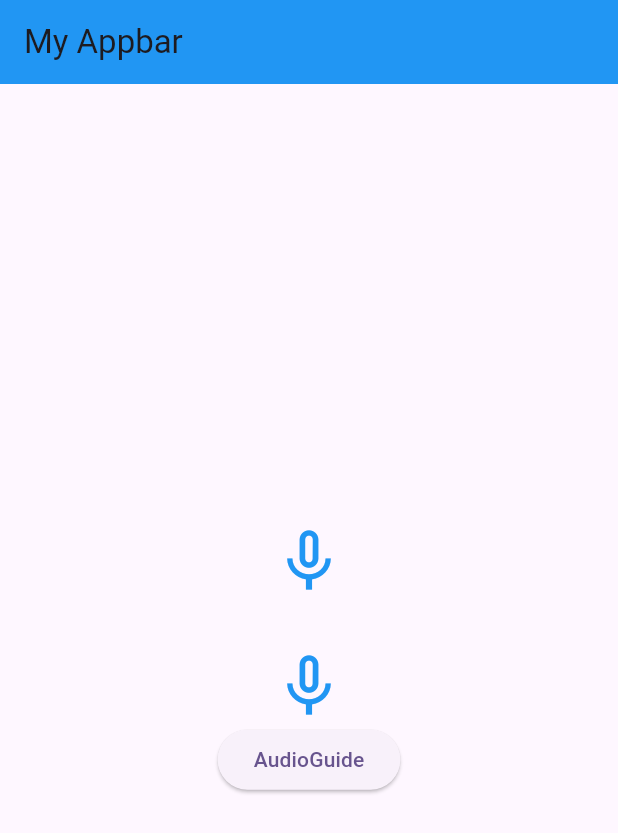
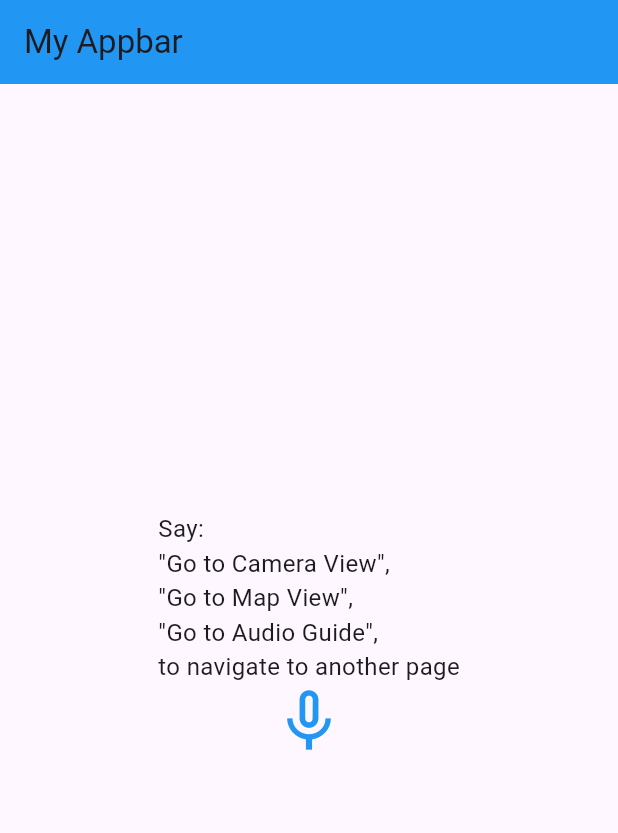
Before and after one commit to FP-CAPSTONE/AudioVision, a Flutter app: the screen it shows after launch, on a phone screen of 412 x 824 dp. Shown: the top 833 px of the screen. Run offline on Flutter 3.47's test engine with Material 3 defaults, Android fonts, the phone set to English and light mode, and no system bars; our stand-ins replace camera, flutter_dotenv, flutter_tts, get, google_maps_flutter, permission_handler and 2 more; missing offline and left inert: flutter_config, flutter_polyline_points, flutter_vision, google_place.

Commit message:
add speach to navigate to map guide screen

```diff
--- a/lib/screens/select_screen.dart
+++ b/lib/screens/select_screen.dart
@@ -27,7 +27,7 @@ class _SelectScreenState extends State<SelectScreen> {
   Timer? _debounce;
 
   @override
-  void initState() async {
+  void initState() {
     // TODO: implement initState
     super.initState();
     String apiKey = dotenv.env['GOOGLE_MAPS_API_KEYS'].toString();
--- a/lib/views/home.dart
+++ b/lib/views/home.dart
@@ -40,6 +40,14 @@ class _HomeScreenState extends State<HomeScreen> {
           child: Column(
             mainAxisAlignment: MainAxisAlignment.center,
             children: [
+              const Text(
+                "Say:\n"
+                "\"Go to Camera View\",\n"
+                "\"Go to Map View\",\n"
+                "\"Go to Audio Guide\",\n"
+                "to navigate to another page",
+                style: TextStyle(fontSize: 16),
+              ),
               GestureDetector(
                 onTap: () {
                   _isListening = false;
@@ -60,26 +68,14 @@ class _HomeScreenState extends State<HomeScreen> {
                 _text,
                 style: TextStyle(fontSize: 16),
               ),
-              GestureDetector(
-                onTap: () {
-                  _isListening = false;
-                  _text = "";
-                  Vibration.vibrate();
-                  // speak("say something");
-                  Get.to(SelectScreen());
-                  _listen();
-                },
-                child: Icon(
-                  _isListening ? Icons.mic : Icons.mic_none,
-                  size: 50,
-                  color: _isListening ? Colors.red : Colors.blue,
-                ),
-              ),
-              ElevatedButton(
-                  onPressed: () {
-                    Get.to(MyAudioGuide());
-                  },
-                  child: Container(child:Text('AudioGuide'),))
+              // ElevatedButton(
+              //   onPressed: () {
+              //     Get.to(MyAudioGuide());
+              //   },
+              //   child: Container(
+              //     child: Text('AudioGuide'),
+              //   ),
+              // )
             ],
           ),
         ),
@@ -101,18 +97,17 @@ class _HomeScreenState extends State<HomeScreen> {
             print(_text);
             if (_text.contains("camera view")) {
               speak("navigate to CAMERA VIEW");
-              Future.delayed(
-                  Duration(seconds: 2)); // Adjust the duration as needed
-
               Get.to(CameraView());
               _isListening = false;
               _text = "";
-            } else if (_text.contains("map")) {
-              speak("navigate to CAMERA VIEW");
-              Future.delayed(
-                  Duration(seconds: 2)); // Adjust the duration as needed
-
+            } else if (_text.contains("map view")) {
+              speak("navigate to MAP SCREEN");
               Get.to(SelectScreen());
+              _isListening = false;
+              _text = "";
+            } else if (_text.contains("guide")) {
+              speak("navigate to AUDIO GUIDE SCREEN");
+              Get.to(MyAudioGuide());
               _isListening = false;
               _text = "";
             }
```
